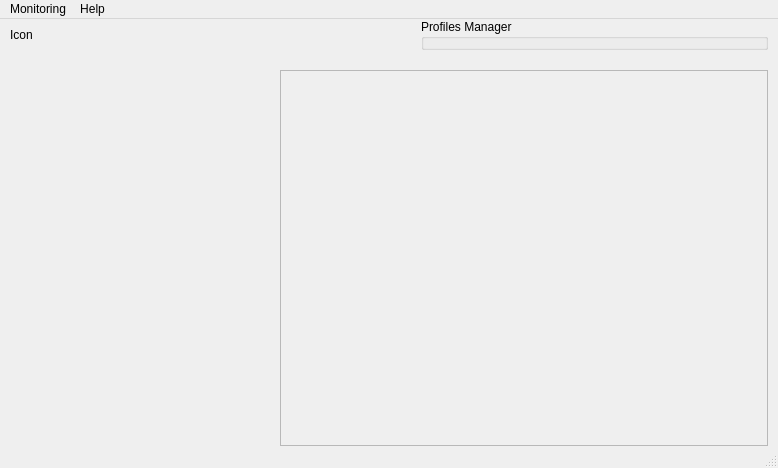
This is res/MainWindow.ui in Ultrawipf/OpenFFBoard-configurator as Qt 5 draws it before an edit. The edited form follows.
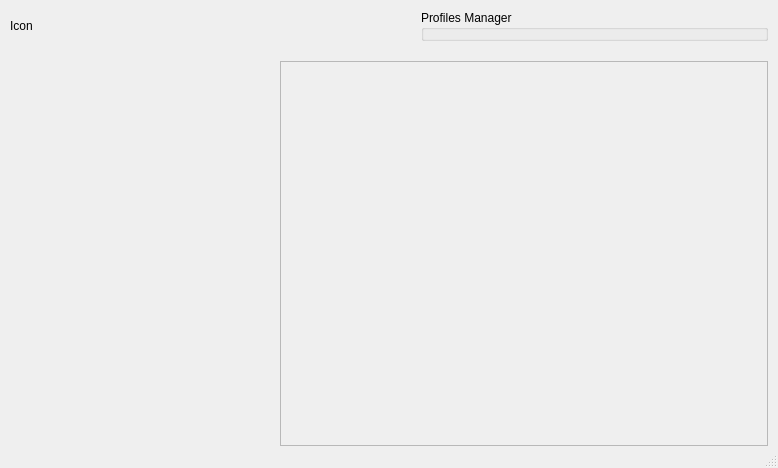
This is the edited form.

What changed in the file:
```diff
--- a/res/MainWindow.ui
+++ b/res/MainWindow.ui
@@ -25,7 +25,7 @@
      <number>10</number>
     </property>
     <property name="topMargin">
-     <number>0</number>
+     <number>10</number>
     </property>
     <property name="rightMargin">
      <number>10</number>
@@ -138,38 +138,6 @@
     </item>
    </layout>
   </widget>
-  <widget class="QMenuBar" name="menubar">
-   <property name="geometry">
-    <rect>
-     <x>0</x>
-     <y>0</y>
-     <width>778</width>
-     <height>21</height>
-    </rect>
-   </property>
-   <widget class="QMenu" name="menuHelp">
-    <property name="title">
-     <string>Help</string>
-    </property>
-    <widget class="QMenu" name="menuLanguage">
-     <property name="title">
-      <string>Language</string>
-     </property>
-     <addaction name="separator"/>
-    </widget>
-    <addaction name="actionDebug_mode"/>
-    <addaction name="menuLanguage"/>
-   </widget>
-   <widget class="QMenu" name="menuMonitoring">
-    <property name="title">
-     <string>Monitoring</string>
-    </property>
-    <addaction name="actionEffectsMonitor"/>
-    <addaction name="actionEffects_forces"/>
-   </widget>
-   <addaction name="menuMonitoring"/>
-   <addaction name="menuHelp"/>
-  </widget>
   <widget class="QStatusBar" name="statusbar"/>
   <action name="actionFFB_Wheel_TMC_wizard">
    <property name="text">
```
Left out of the diff: 30 changed lines with no effect on the pictures.
